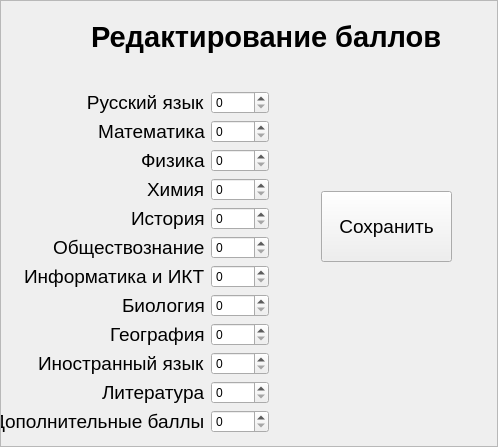
This is specUI.ui in OverHome/Agrant as Qt 5 draws it before an edit. The edited form follows.
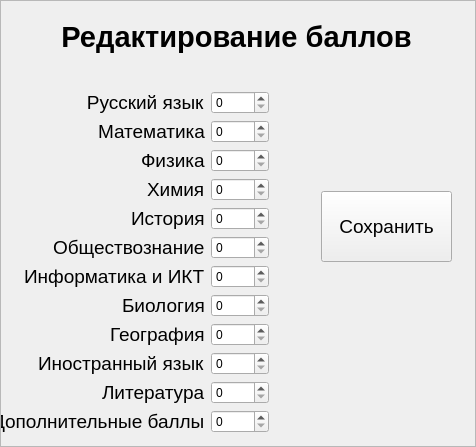
This is the edited form.

Diff of the .ui file:
```diff
--- a/specUI.ui
+++ b/specUI.ui
@@ -6,10 +6,16 @@
    <rect>
     <x>0</x>
     <y>0</y>
-    <width>498</width>
+    <width>476</width>
     <height>447</height>
    </rect>
   </property>
+  <property name="sizePolicy">
+   <sizepolicy hsizetype="Fixed" vsizetype="Fixed">
+    <horstretch>0</horstretch>
+    <verstretch>0</verstretch>
+   </sizepolicy>
+  </property>
   <property name="windowTitle">
    <string>ScrollArea</string>
   </property>
@@ -21,16 +27,16 @@
     <rect>
      <x>0</x>
      <y>0</y>
-     <width>496</width>
+     <width>474</width>
      <height>445</height>
     </rect>
    </property>
    <widget class="QLabel" name="label_2">
     <property name="geometry">
      <rect>
-      <x>90</x>
+      <x>0</x>
       <y>10</y>
-      <width>411</width>
+      <width>471</width>
       <height>51</height>
      </rect>
     </property>
@@ -44,6 +50,9 @@
     <property name="text">
      <string>Редактирование баллов</string>
     </property>
+    <property name="alignment">
+     <set>Qt::AlignCenter</set>
+    </property>
    </widget>
    <widget class="QWidget" name="formLayoutWidget">
     <property name="geometry">
```
